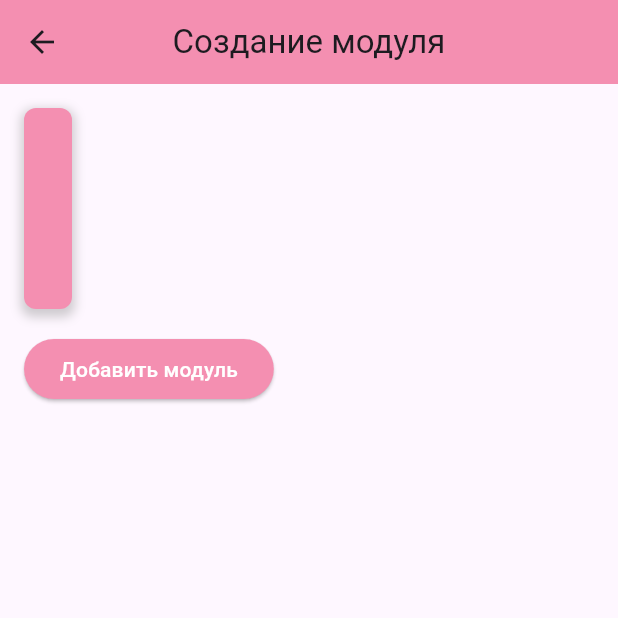
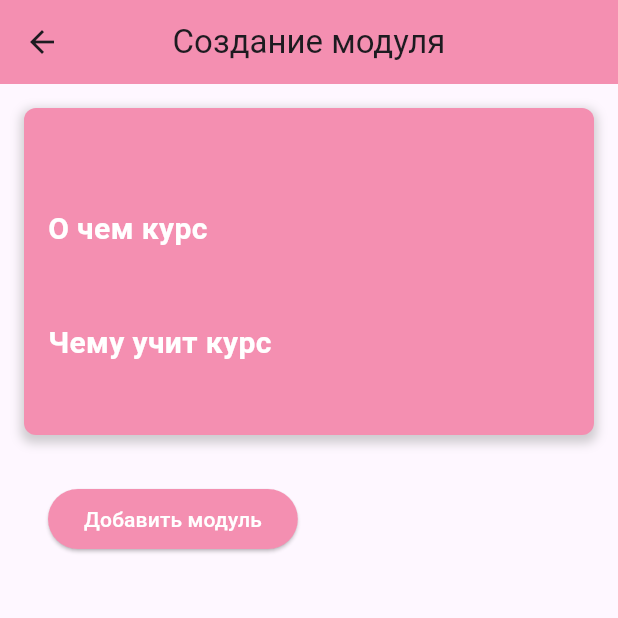
Before and after one commit to bosonhiiggs/MT-Client, a Flutter app: the CreateCoursePage3 screen opened directly with empty values, on a phone screen of 412 x 824 dp, the top half of it. Run offline on Flutter 3.47's test engine with Material 3 defaults, Android fonts, the phone set to English and light mode, and no system bars; missing offline and left inert: appmetrica_plugin.

Commit message:
fix bugs v2

```diff
--- a/lib/create_course_page3.dart
+++ b/lib/create_course_page3.dart
@@ -36,8 +36,8 @@ class _CreateCoursePage3State extends State<CreateCoursePage3> {
           child: Column(
             crossAxisAlignment: CrossAxisAlignment.start,
             children: [
-
               Container(
+                width: 400, // Фиксированная ширина контейнера
                 padding: EdgeInsets.all(16.0),
                 decoration: BoxDecoration(
                   color: Color(0xFFF48FB1),
@@ -62,12 +62,29 @@ class _CreateCoursePage3State extends State<CreateCoursePage3> {
                         color: Colors.white,
                       ),
                     ),
+                    SizedBox(height: 16),
+                    Text(
+                      'О чем курс',
+                      style: TextStyle(
+                        fontSize: 20,
+                        fontWeight: FontWeight.bold,
+                        color: Colors.white,
+                      ),
+                    ),
                     SizedBox(height: 8),
                     Text(
                       widget.courseDescription,
                       style: TextStyle(
-
-                          fontSize: 18,
+                        fontSize: 16,
+                        color: Colors.white,
+                      ),
+                    ),
+                    SizedBox(height: 16),
+                    Text(
+                      'Чему учит курс',
+                      style: TextStyle(
+                        fontSize: 20,
+                        fontWeight: FontWeight.bold,
                         color: Colors.white,
                       ),
                     ),
@@ -75,13 +92,18 @@ class _CreateCoursePage3State extends State<CreateCoursePage3> {
                     Text(
                       widget.courseAbout,
                       style: TextStyle(
-                          fontSize: 18,
+                        fontSize: 16,
                         color: Colors.white,
                       ),
                     ),
                   ],
-                  )),
+                ),
+              ),
               SizedBox(height: 16),
+              Padding(
+                padding: const EdgeInsets.all(16.0),
+                child: Column(
+                  children: [
                     if (_introduction.isNotEmpty)
                       Dismissible(
                         key: UniqueKey(),
@@ -89,7 +111,6 @@ class _CreateCoursePage3State extends State<CreateCoursePage3> {
                         background: Container(
                           color: Colors.white,
                           alignment: Alignment.centerRight,
-
                           padding: EdgeInsets.symmetric(horizontal: 20),
                           child: Row(
                             mainAxisAlignment: MainAxisAlignment.spaceBetween,
@@ -211,6 +232,9 @@ class _CreateCoursePage3State extends State<CreateCoursePage3> {
                   ],
                 ),
               ),
+            ],
+          ),
+        ),
       ),
     );
   }
```
Lines whose indentation alone changed are shown as unchanged.
